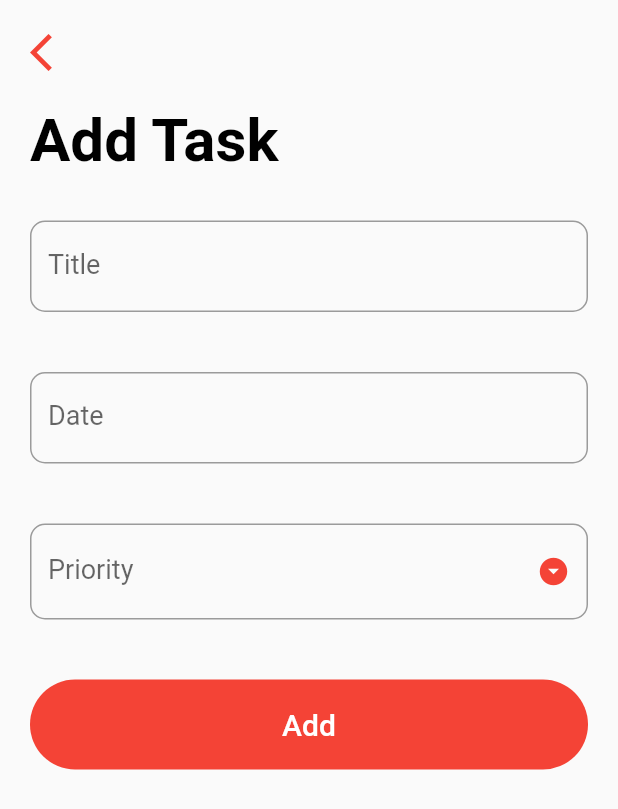
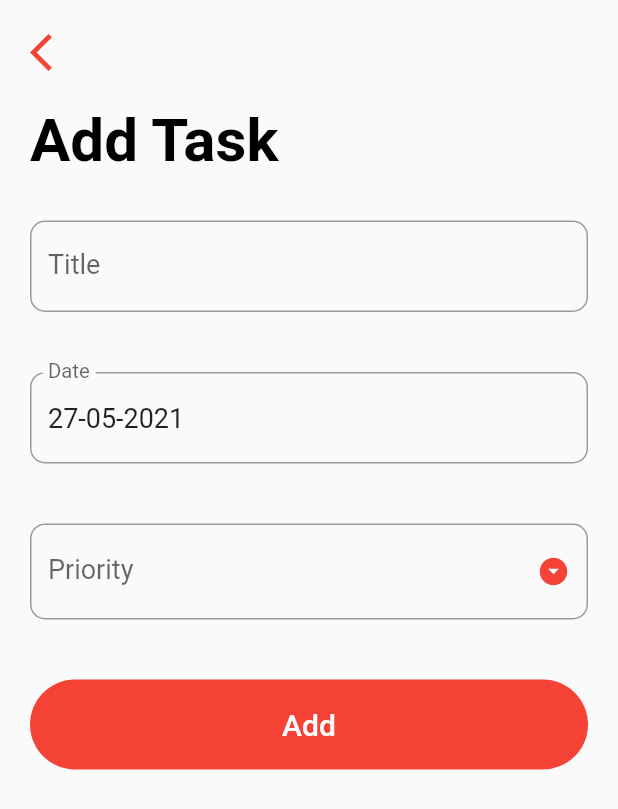
Before and after one commit to dev-shubhamkumar/Flutter_Notes_App, a Flutter app: the screen it shows after launch, after a tap on the "add" icon, on a phone screen of 412 x 824 dp. Shown: the top 809 px of the screen. Run offline on Flutter 3.47's test engine with Material 2 defaults, Android fonts, the phone set to English and light mode, and no system bars; our stand-ins replace sqflite; accounts and stored records are empty.

Commit message:
Second Commit

```diff
--- a/lib/screens/task_screen.dart
+++ b/lib/screens/add_task_screen.dart
@@ -1,8 +1,18 @@
 import 'package:flutter/material.dart';
 import 'package:intl/intl.dart';
 
+import 'package:flutter_todo_list/models/task_model.dart';
+import 'package:flutter_todo_list/helpers/database_helper.dart';
+
 
 class AddTaskScreen extends StatefulWidget {
+
+  final Function updateTaskList;
+  final Task task;
+
+  // Constructor Function
+  AddTaskScreen({this.updateTaskList, this.task});
+
   @override
   _AddTaskScreenState createState() => _AddTaskScreenState();
 }
@@ -18,17 +28,24 @@ class _AddTaskScreenState extends State<AddTaskScreen> {
   final DateFormat _dateFormatter = DateFormat('dd-MM-yyyy');
   final List<String> _priorities = ['Low', 'Medium', 'High'];
 
-  // @override
-  // void initState() {
-  //   super.initState();
-  //   _dateController.text = _dateFormatter.format(_date);
-  // }
+  @override
+  void initState() {
+    super.initState();
 
-  // @override
-  // void dispose() {
-  //   _dateController.dispose();
-  //   super.dispose();
-  // }
+    if (widget.task != null) {
+      _title = widget.task.title;
+      _date = widget.task.date;
+      _priority = widget.task.priority;
+    }
+
+    _dateController.text = _dateFormatter.format(_date);
+  }
+
+  @override
+  void dispose() {
+    _dateController.dispose();
+    super.dispose();
+  }
 
   _handleDatePicker() async {
     final DateTime date = await showDatePicker(
@@ -52,10 +69,21 @@ class _AddTaskScreenState extends State<AddTaskScreen> {
       print('$_title, $_date, $_priority');
 
       // Insert the task to our user database
+      Task task = Task(
+        title: _title,
+        date: _date,
+        priority: _priority
+      );
+      if (widget.task == null) {
+        task.status = 0;
+        DatabaseHelper.instance.insertTask(task);
+      }
+      else {
+        task.status = widget.task.status;
+        DatabaseHelper.instance.updateTask(task);
+      }
 
-      // Update the task
-
-
+      widget.updateTaskList();
       Navigator.pop(context);
     }
   }
--- a/lib/screens/todo_list_screen.dart
+++ b/lib/screens/todo_list_screen.dart
@@ -1,6 +1,9 @@
 import 'package:flutter/material.dart';
+import 'package:intl/intl.dart';
 
-import 'package:flutter_todo_list/screens/task_screen.dart';
+import 'package:flutter_todo_list/screens/add_task_screen.dart';
+import 'package:flutter_todo_list/helpers/database_helper.dart';
+import 'package:flutter_todo_list/models/task_model.dart';
 
 
 class TodoListScreen extends StatefulWidget {
@@ -10,21 +13,59 @@ class TodoListScreen extends StatefulWidget {
 
 class _TodoListScreenState extends State<TodoListScreen> {
 
-  Widget _buildTask(int index) {
+  final DateFormat _dateFormatter = DateFormat('dd-MM-yyyy');
+
+  Future<List<Task>> _taskList;
+
+  @override
+  void initState() {
+    super.initState();
+    _updateTaskList();
+  }
+
+  _updateTaskList() {
+    setState(() {
+      _taskList = DatabaseHelper.instance.getTaskList();
+    });
+  }
+
+
+  Widget _buildTask(Task task) {
     return Padding(
       padding: EdgeInsets.symmetric(horizontal: 25.0),
       child: Column(
         children: <Widget>[
 
           ListTile(
-            title: Text('Task Title'),
-            subtitle: Text('Oct 2, 2019 . High'),
+            title: Text(
+              task.title,
+              style: TextStyle(
+                fontSize: 18,
+                decoration: task.status == 0 ? TextDecoration.none : TextDecoration.lineThrough,
+              ),
+            ),
+            subtitle: Text(
+              '${_dateFormatter.format(task.date)} ||  ${task.priority}',
+              style: TextStyle(
+                fontSize: 15,
+                decoration: task.status == 0 ? TextDecoration.none : TextDecoration.lineThrough,
+              ),
+            ),
             trailing: Checkbox(
               onChanged: (value) {
-                print(value);
+                // print(value);
+                task.status = value ? 1 : 0;
+                DatabaseHelper.instance.updateTask(task);
+                _updateTaskList();
               },
               activeColor: Theme.of(context).primaryColor,
               value: true,
+            ),
+            onTap: () => Navigator.push(
+              context, MaterialPageRoute(builder: (_) => AddTaskScreen(
+                updateTaskList: _updateTaskList,
+                task: task,
+              ))
             ),
           ),
 
@@ -46,14 +87,28 @@ class _TodoListScreenState extends State<TodoListScreen> {
         onPressed: () => Navigator.push(
           context,
           MaterialPageRoute(
-            builder: (_) => AddTaskScreen(),
+            builder: (_) => AddTaskScreen(
+              updateTaskList: _updateTaskList,
+            ),
           ),
         ),
       ),
 
-      body: ListView.builder(
+      body: FutureBuilder(
+        future: _taskList,
+        builder: (context, snapshot) {
+
+          if (!snapshot.hasData) {
+            return Center(
+              child: CircularProgressIndicator(),
+            );
+          }
+
+          final int completedTaskCount = snapshot.data.where((Task task) => task.status == 1).toList().length;
+
+          return ListView.builder(
             padding: EdgeInsets.symmetric(vertical: 80.0),
-        itemCount: 10,
+            itemCount: 1 + snapshot.data.length,
             itemBuilder: (BuildContext context, int index) {
               if (index == 0) {
                 return Padding(
@@ -74,7 +129,7 @@ class _TodoListScreenState extends State<TodoListScreen> {
                       SizedBox(height: 10.0,),
 
                       Text(
-                    "1 of 10",
+                        "$completedTaskCount of ${snapshot.data.length}",
                         style: TextStyle(
                           color: Colors.grey,
                           fontSize: 20.0,
@@ -87,8 +142,10 @@ class _TodoListScreenState extends State<TodoListScreen> {
                 );
               }
 
-          return _buildTask(index);
+              return _buildTask(snapshot.data[index - 1]);
             },
+          );
+        }
       ),
 
     );
```
Lines whose indentation alone changed are shown as unchanged.
